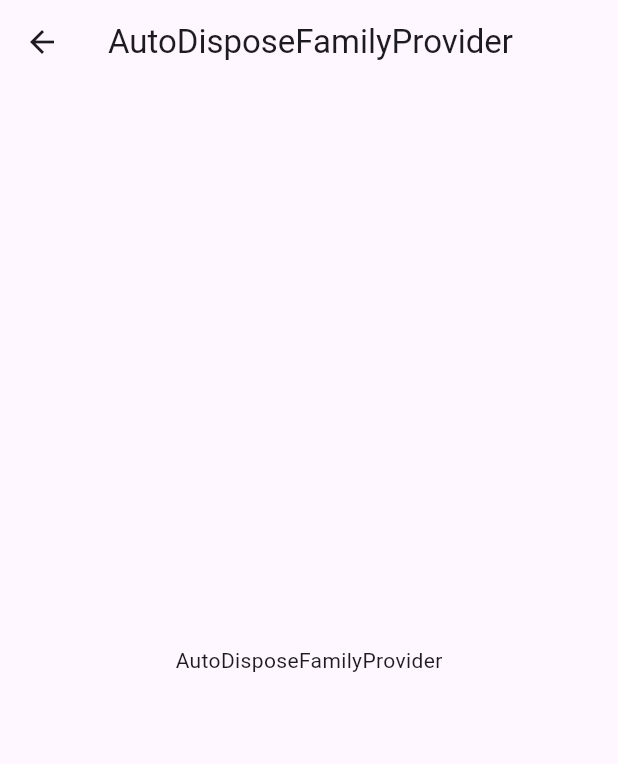
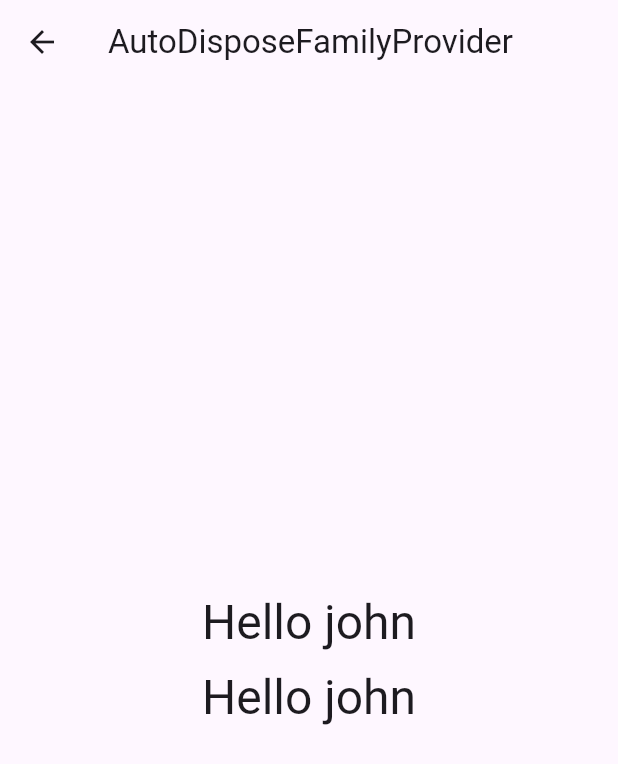
Before and after one commit to chinatownhorseracing/Provider-Riverpod, a Flutter app: the AutoDisposeFamilyPage screen opened directly, on a phone screen of 412 x 824 dp. Shown: the top 764 px of the screen. Run offline on Flutter 3.47's test engine with Material 3 defaults, Android fonts, the phone set to English and light mode, and no system bars; our stand-ins replace equatable, flutter_riverpod.

Commit message:
Starting to test auto dispose family providers

```diff
--- a/lib/pages/auto_dispose_family/auto_dispose_family_page.dart
+++ b/lib/pages/auto_dispose_family/auto_dispose_family_page.dart
@@ -1,16 +1,50 @@
 import 'package:flutter/material.dart';
+import 'package:flutter_riverpod/flutter_riverpod.dart';
+import 'package:provider/pages/auto_dispose_family/auto_dispose_family_provider.dart';
 
-class AutoDisposeFamilyPage extends StatelessWidget {
+class AutoDisposeFamilyPage extends ConsumerWidget {
   const AutoDisposeFamilyPage({super.key});
 
   @override
-  Widget build(BuildContext context) {
+  Widget build(BuildContext context, WidgetRef ref) {
+    final helloJohn = ref.watch(
+      autoDisposeFamilyHelloProvider('john'),
+    );
+    final helloJane = ref.watch(
+      autoDisposeFamilyHelloProvider('john'),
+    );
+
+    ref.watch(
+      counterProvider(
+        const Counter(count: 0),
+      ),
+    );
+    ref.watch(
+      counterProvider(
+        const Counter(count: 0),
+      ),
+    );
     return Scaffold(
       appBar: AppBar(
         title: const Text('AutoDisposeFamilyProvider'),
       ),
-      body: const Center(
-        child: Text('AutoDisposeFamilyProvider'),
+      body: Center(
+        child: Column(
+          mainAxisAlignment: MainAxisAlignment.center,
+          children: [
+            Text(
+              helloJohn,
+              style: Theme.of(context).textTheme.headlineLarge,
+            ),
+            const SizedBox(
+              height: 10,
+            ),
+            Text(
+              helloJane,
+              style: Theme.of(context).textTheme.headlineLarge,
+            ),
+          ],
+        ),
       ),
     );
   }
--- a/lib/pages/auto_dispose_family/auto_dispose_family_provider.dart
+++ b/lib/pages/auto_dispose_family/auto_dispose_family_provider.dart
@@ -0,0 +1,33 @@
+import 'package:equatable/equatable.dart';
+import 'package:flutter_riverpod/flutter_riverpod.dart';
+
+class Counter extends Equatable {
+  final int count;
+  const Counter({
+    required this.count,
+  });
+
+  @override
+  String toString() => 'Counter(count: $count)';
+
+  @override
+  List<Object> get props => [count];
+}
+
+final counterProvider = Provider.autoDispose.family<int, Counter>((ref, c) {
+  ref.onDispose(() {
+    print('[counterProvider($c)] disposed');
+  });
+  return c.count;
+});
+
+final autoDisposeFamilyHelloProvider = Provider.autoDispose
+    .family<String, String>((
+      ref,
+      name,
+    ) {
+      ref.onDispose(() {
+        print('[autoDisposeFamilyHelloProvider($name)] disposed');
+      });
+      return 'Hello $name';
+    });
--- /dev/null
+++ b/lib/pages/auto_dispose_family_test/auto_dispose_family_test_provider.dart
@@ -0,0 +1,33 @@
+import 'package:equatable/equatable.dart';
+import 'package:flutter_riverpod/flutter_riverpod.dart';
+
+class Counter extends Equatable {
+  final int count;
+  const Counter({
+    required this.count,
+  });
+
+  @override
+  String toString() => 'Counter(count: $count)';
+
+  @override
+  List<Object> get props => [count];
+}
+
+final counterProvider = Provider.autoDispose.family<int, Counter>((ref, c) {
+  ref.onDispose(() {
+    print('[counterProvider($c)] disposed');
+  });
+  return c.count;
+});
+
+final autoDisposeFamilyHelloProvider = Provider.autoDispose
+    .family<String, String>((
+      ref,
+      name,
+    ) {
+      ref.onDispose(() {
+        print('[autoDisposeFamilyHelloProvider($name)] disposed');
+      });
+      return 'Hello $name';
+    });
--- a/lib/pages/family/family_provider.dart
+++ b/lib/pages/family/family_provider.dart
@@ -0,0 +1,8 @@
+import 'package:flutter_riverpod/flutter_riverpod.dart';
+
+final familyHelloProvider = Provider.family<String, String>((ref, name) {
+  ref.onDispose(() {
+    print('[familyHelloProvider($name)] disposed');
+  });
+  return 'Hello $name';
+});
```
Also changed, not shown: lib/pages/auto_dispose/auto_dispose_page.dart (+10 -4 lines), lib/pages/auto_dispose/auto_dispose_provider.dart (+9 -0 lines), lib/pages/auto_dispose_family_test/auto_dispose_family_page.dart (added, +51 -0 lines), lib/pages/family/family_page.dart (+23 -4 lines).
